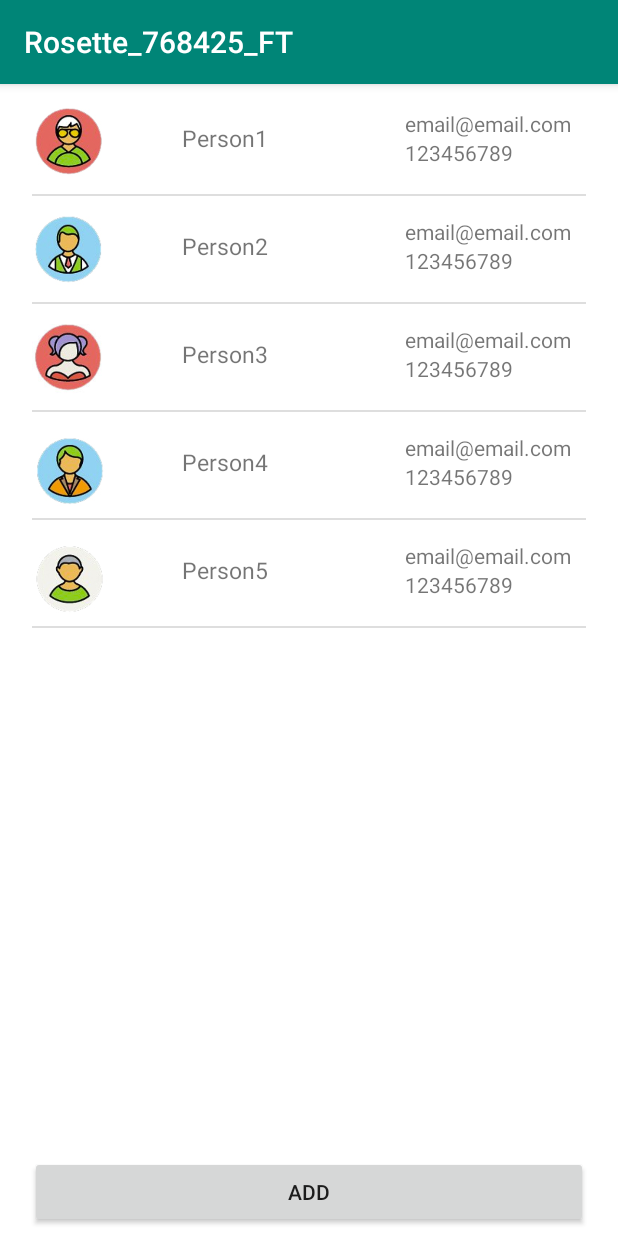
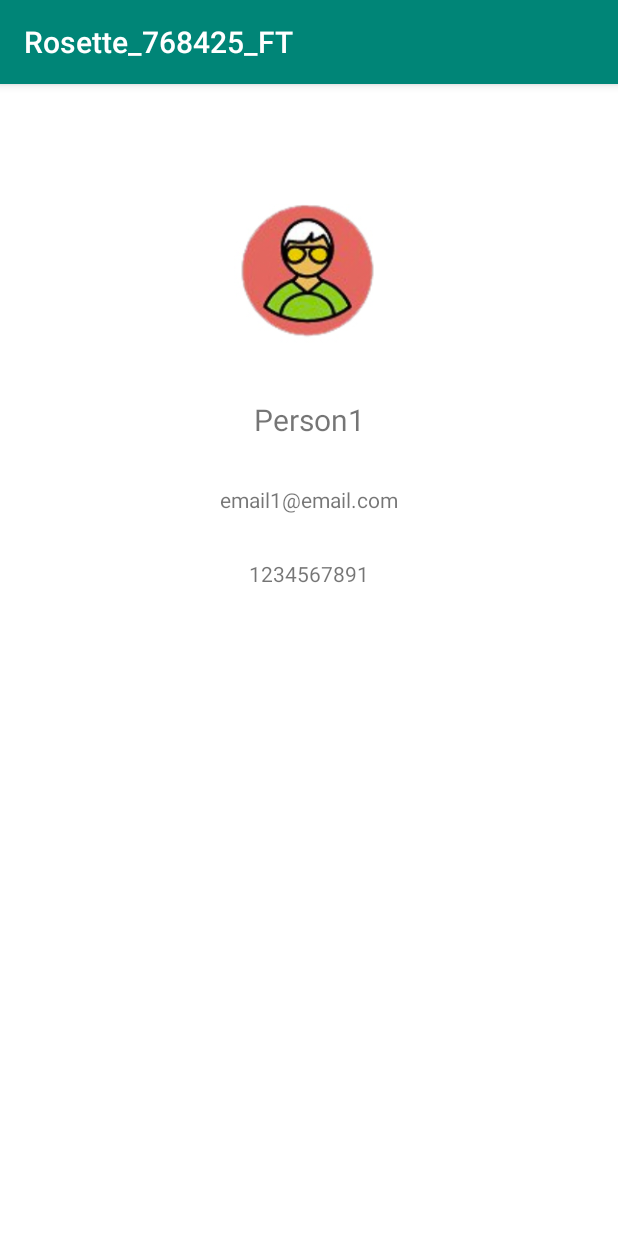
Before and after one commit to otetLopez/RegisterUser, an Android app: the screen it shows after launch (MainActivity before the commit, PersonDetailsActivity after it), after a tap on "Person1", on a phone screen of 412 x 824 dp. Run offline under Robolectric (Android 15) with nearby library versions, the phone set to English and light mode, and no system bars.

Commit message:
Add display details activity

```diff
--- a/Rosette_768425_FT/app/src/main/AndroidManifest.xml
+++ b/Rosette_768425_FT/app/src/main/AndroidManifest.xml
@@ -9,6 +9,7 @@
         android:roundIcon="@mipmap/ic_launcher_round"
         android:supportsRtl="true"
         android:theme="@style/AppTheme">
+        <activity android:name=".PersonDetailsActivity"></activity>
         <activity android:name=".MainActivity">
             <intent-filter>
                 <action android:name="android.intent.action.MAIN" />
--- a/Rosette_768425_FT/app/src/main/java/com/f19/rosette_768425_ft/CustomAdapter.java
+++ b/Rosette_768425_FT/app/src/main/java/com/f19/rosette_768425_ft/CustomAdapter.java
@@ -1,8 +1,10 @@
 package com.f19.rosette_768425_ft;
 
 import android.content.Context;
+import android.content.Intent;
 import android.database.DataSetObserver;
 import android.media.Image;
+import android.util.Log;
 import android.view.LayoutInflater;
 import android.view.View;
 import android.view.ViewGroup;
@@ -12,15 +14,14 @@ import android.widget.TextView;
 
 import java.util.ArrayList;
 
-public class CustomAdapter implements ListAdapter {
+public class CustomAdapter implements ListAdapter  {
     private ArrayList<Person> personLists;
+    private Context context;
 
     public CustomAdapter(Context context, ArrayList<Person> personLists) {
         this.personLists = personLists;
         this.context = context;
     }
-
-    private Context context;
 
     @Override
     public boolean areAllItemsEnabled() {
@@ -64,21 +65,30 @@ public class CustomAdapter implements ListAdapter {
 
     @Override
     public View getView(int i, View view, ViewGroup viewGroup) {
-        Person person = personLists.get(i);
+        final Person person = personLists.get(i);
         if(view == null) {
             LayoutInflater layoutInflater = LayoutInflater.from(context);
             view = layoutInflater.inflate(R.layout.list_person, null);
+
+            TextView textView = view.findViewById(R.id.name);
+            ImageView img = view.findViewById(R.id.icon);
+            TextView email = view.findViewById(R.id.email);
+            TextView phone = view.findViewById(R.id.phone);
+            textView.setText(person.getName());
+            img.setImageResource(person.getImg());
+            email.setText(person.getEmail());
+            phone.setText(String.valueOf(person.getPhone()));
+
             view.setOnClickListener(new View.OnClickListener() {
                 @Override
                 public void onClick(View v) {
+                    Log.i("Clicked", "CustomAdapter: clicked " + person.getName());
+                    Intent intent = new Intent(context, PersonDetailsActivity.class);
+                    intent.putExtra("detail", person);
+                    context.startActivity(intent);
+
                 }
             });
-
-            TextView textView = view.findViewById(R.id.name);
-            ImageView img = view.findViewById(R.id.icon);
-            textView.setText(person.getName());
-            img.setImageResource(person.getImg());
-
         }
         return view;
     }
--- a/Rosette_768425_FT/app/src/main/java/com/f19/rosette_768425_ft/MainActivity.java
+++ b/Rosette_768425_FT/app/src/main/java/com/f19/rosette_768425_ft/MainActivity.java
@@ -2,7 +2,11 @@ package com.f19.rosette_768425_ft;
 
 import androidx.appcompat.app.AppCompatActivity;
 
+import android.content.Intent;
 import android.os.Bundle;
+import android.util.Log;
+import android.view.View;
+import android.widget.AdapterView;
 import android.widget.ArrayAdapter;
 import android.widget.ListView;
 
@@ -18,11 +22,11 @@ public class MainActivity extends AppCompatActivity {
         setContentView(R.layout.activity_main);
 
         if(Constants.ENABLE_DEBUG) {
-            Person p1 = new Person("Person1", "email@email.com", (long) 1234567891, R.drawable.icon01_01);
-            Person p2 = new Person("Person2", "email@email.com", (long) 1234567891, R.drawable.icon01_02);
-            Person p3 = new Person("Person3", "email@email.com", (long) 1234567891, R.drawable.icon01_03);
-            Person p4 = new Person("Person4", "email@email.com", (long) 1234567891, R.drawable.icon01_04);
-            Person p5 = new Person("Person5", "email@email.com", (long) 1234567891, R.drawable.icon01_05);
+            Person p1 = new Person("Person1", "email1@email.com", (long) 1234567891, R.drawable.icon01_01);
+            Person p2 = new Person("Person2", "email2@email.com", (long) 1234432491, R.drawable.icon01_02);
+            Person p3 = new Person("Person3", "email3@email.com", (long) 1245678563, R.drawable.icon01_03);
+            Person p4 = new Person("Person4", "email4@email.com", (long) 1534567865, R.drawable.icon01_04);
+            Person p5 = new Person("Person5", "email5@email.com", (long) 1564567834, R.drawable.icon01_05);
 
             persons.add(p1);
             persons.add(p2);
@@ -31,7 +35,18 @@ public class MainActivity extends AppCompatActivity {
             persons.add(p5);
         }
         updateList();
-        //ListView listView = findViewById(R.id.list_names);
+        ListView listView = findViewById(R.id.list_names);
+        listView.setOnItemClickListener(new AdapterView.OnItemClickListener() {
+            @Override
+            public void onItemClick(AdapterView<?> adapterView, View view, int i, long l) {
+                Log.i("Clicked", "You clicked position " + i);
+
+
+                Intent intent = new Intent(MainActivity.this, PersonDetailsActivity.class);
+                intent.putExtra("detail", persons.get(i));
+                startActivity(intent);
+            }
+        });
 
     }
 
--- a/Rosette_768425_FT/app/src/main/java/com/f19/rosette_768425_ft/Person.java
+++ b/Rosette_768425_FT/app/src/main/java/com/f19/rosette_768425_ft/Person.java
@@ -2,7 +2,7 @@ package com.f19.rosette_768425_ft;
 
 import androidx.annotation.NonNull;
 
-public class Person {
+public class Person implements java.io.Serializable {
     private String name;
     private String email;
     private Long phone;
--- /dev/null
+++ b/Rosette_768425_FT/app/src/main/java/com/f19/rosette_768425_ft/PersonDetailsActivity.java
@@ -0,0 +1,32 @@
+package com.f19.rosette_768425_ft;
+
+import androidx.appcompat.app.AppCompatActivity;
+
+import android.content.Intent;
+import android.media.Image;
+import android.os.Bundle;
+import android.widget.ImageView;
+import android.widget.TextView;
+
+public class PersonDetailsActivity extends AppCompatActivity {
+
+    @Override
+    protected void onCreate(Bundle savedInstanceState) {
+        super.onCreate(savedInstanceState);
+        setContentView(R.layout.activity_person_details);
+
+        Intent intent = getIntent();
+        Person person = (Person) intent.getExtras().get("detail");
+
+        ImageView imageView = findViewById(R.id.detail_img);
+        TextView name = findViewById(R.id.detail_name);
+        TextView email = findViewById(R.id.detail_email);
+        TextView phone = findViewById(R.id.detail_num);
+
+        imageView.setImageResource(person.getImg());
+        name.setText(person.getName());
+        email.setText(person.getEmail());
+        phone.setText(String.valueOf(person.getPhone()));
+
+    }
+}
--- a/Rosette_768425_FT/app/src/main/java/com/f19/rosette_768425_ft/PersonList.java
+++ /dev/null
@@ -1,27 +0,0 @@
-package com.f19.rosette_768425_ft;
-
-public class PersonList {
-    private String name;
-    private int img;
-
-    public PersonList(String name, int img) {
-        this.name = name;
-        this.img = img;
-    }
-
-    public String getName() {
-        return name;
-    }
-
-    public void setName(String name) {
-        this.name = name;
-    }
-
-    public int getImg() {
-        return img;
-    }
-
-    public void setImg(int img) {
-        this.img = img;
-    }
-}
--- /dev/null
+++ b/Rosette_768425_FT/app/src/main/res/layout/activity_person_details.xml
@@ -0,0 +1,44 @@
+<?xml version="1.0" encoding="utf-8"?>
+<LinearLayout xmlns:android="http://schemas.android.com/apk/res/android"
+    xmlns:app="http://schemas.android.com/apk/res-auto"
+    xmlns:tools="http://schemas.android.com/tools"
+    android:layout_width="match_parent"
+    android:layout_height="match_parent"
+    android:orientation="vertical"
+    android:padding="30dp"
+    android:background="#FFFFFF"
+    tools:context=".PersonDetailsActivity">
+
+    <ImageView
+        android:id="@+id/detail_img"
+        android:layout_width="100dp"
+        android:layout_marginTop="50dp"
+        android:layout_gravity="center"
+        android:layout_height="100dp"/>
+
+    <TextView
+        android:id="@+id/detail_name"
+        android:layout_width="match_parent"
+        android:layout_height="wrap_content"
+        android:layout_marginTop="30dp"
+        android:gravity="center"
+        android:text="Name"
+        android:textSize="20dp"/>
+
+    <TextView
+        android:id="@+id/detail_email"
+        android:layout_width="match_parent"
+        android:layout_height="wrap_content"
+        android:layout_marginTop="30dp"
+        android:gravity="center"
+        android:text="Email"/>
+
+    <TextView
+        android:id="@+id/detail_num"
+        android:layout_width="match_parent"
+        android:layout_height="wrap_content"
+        android:layout_marginTop="30dp"
+        android:gravity="center"
+        android:text="Number"/>
+
+</LinearLayout>
```
